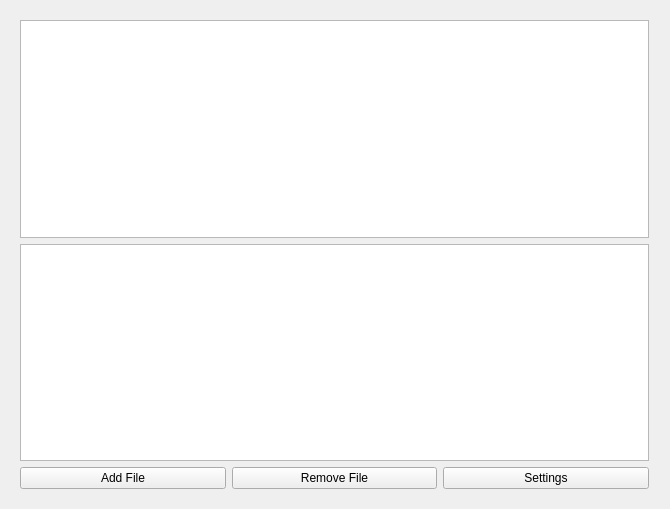
Before: the Qt Designer form autofilebackup.ui in imatefx/auto-file-backup, drawn with Qt 5.
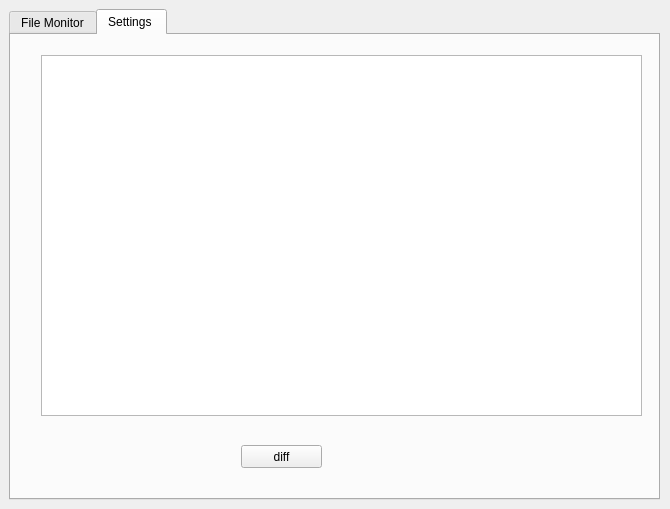
After: the same form once the commit is applied.

Commit message: Added google diff match patch library.

What changed in the file:
```diff
--- a/autofilebackup.ui
+++ b/autofilebackup.ui
@@ -13,7 +13,7 @@
   <property name="windowTitle">
    <string>AutoFileBackup</string>
   </property>
-  <widget class="QWidget" name="verticalLayoutWidget">
+  <widget class="QTabWidget" name="mainTabWidget">
    <property name="geometry">
     <rect>
      <x>9</x>
@@ -22,6 +22,13 @@
      <height>491</height>
     </rect>
    </property>
+   <property name="currentIndex">
+    <number>1</number>
+   </property>
+   <widget class="QWidget" name="monitorTabWidgetPage">
+    <attribute name="title">
+     <string>File Monitor</string>
+    </attribute>
    <layout class="QVBoxLayout" name="verticalLayout">
     <item>
      <widget class="QListWidget" name="watchedFilesList"/>
@@ -55,6 +62,35 @@
      </layout>
     </item>
    </layout>
+   </widget>
+   <widget class="QWidget" name="settingsTabWidgetPage">
+    <attribute name="title">
+     <string>Settings </string>
+    </attribute>
+    <widget class="QPushButton" name="diffButton">
+     <property name="geometry">
+      <rect>
+       <x>230</x>
+       <y>410</y>
+       <width>81</width>
+       <height>23</height>
+      </rect>
+     </property>
+     <property name="text">
+      <string>diff</string>
+     </property>
+    </widget>
+    <widget class="QListWidget" name="listWidget">
+     <property name="geometry">
+      <rect>
+       <x>30</x>
+       <y>20</y>
+       <width>601</width>
+       <height>361</height>
+      </rect>
+     </property>
+    </widget>
+   </widget>
   </widget>
  </widget>
  <layoutdefault spacing="6" margin="11"/>
```
Lines whose indentation alone changed are shown as unchanged. The commit also changes 5 other files.
